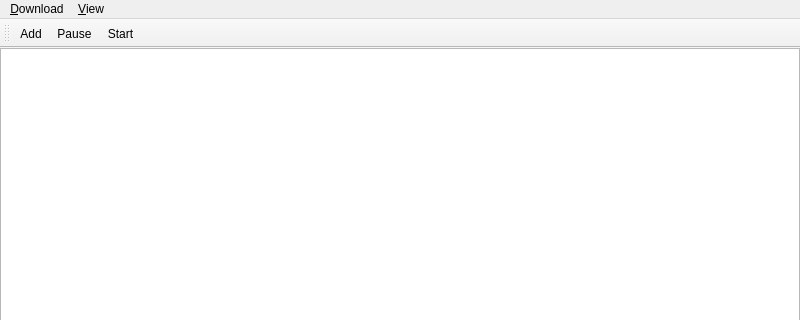
First picture: the form in src/ui/download/downloadbrowser.ui, repository kaniol-lck/modmanager, before the edit; both pictures show x 0 to 800 and y 0 to 320 of the 800 by 600 pixel window.
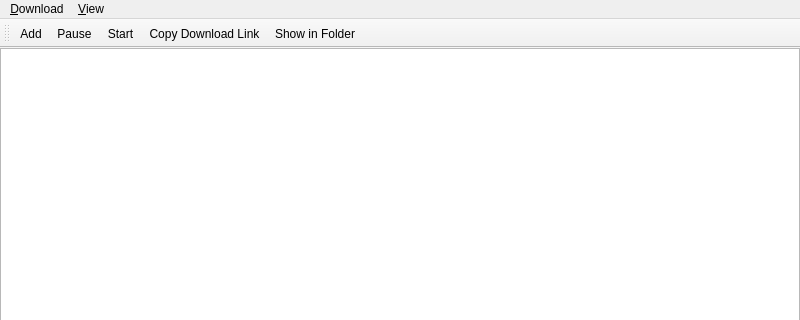
Second picture: the form after the edit. Icons and pictures are not drawn.

Commit message: mod manager update check & tweak download browser actions

Diff of the .ui file:
```diff
--- a/src/ui/download/downloadbrowser.ui
+++ b/src/ui/download/downloadbrowser.ui
@@ -78,6 +78,8 @@
    <addaction name="actionAdd"/>
    <addaction name="actionPause"/>
    <addaction name="actionStart"/>
+   <addaction name="actionCopy_Download_Link"/>
+   <addaction name="actionShow_in_Folder"/>
   </widget>
   <action name="actionAdd">
    <property name="icon">
@@ -106,6 +108,23 @@
     <string>Start</string>
    </property>
   </action>
+  <action name="actionCopy_Download_Link">
+   <property name="icon">
+    <iconset theme="edit-copy">
+     <normaloff>.</normaloff>.</iconset>
+   </property>
+   <property name="text">
+    <string>Copy Download Link</string>
+   </property>
+  </action>
+  <action name="actionShow_in_Folder">
+   <property name="icon">
+    <iconset theme="folder"/>
+   </property>
+   <property name="text">
+    <string>Show in Folder</string>
+   </property>
+  </action>
  </widget>
  <resources/>
  <connections/>
```
The commit also changes 9 other files.
